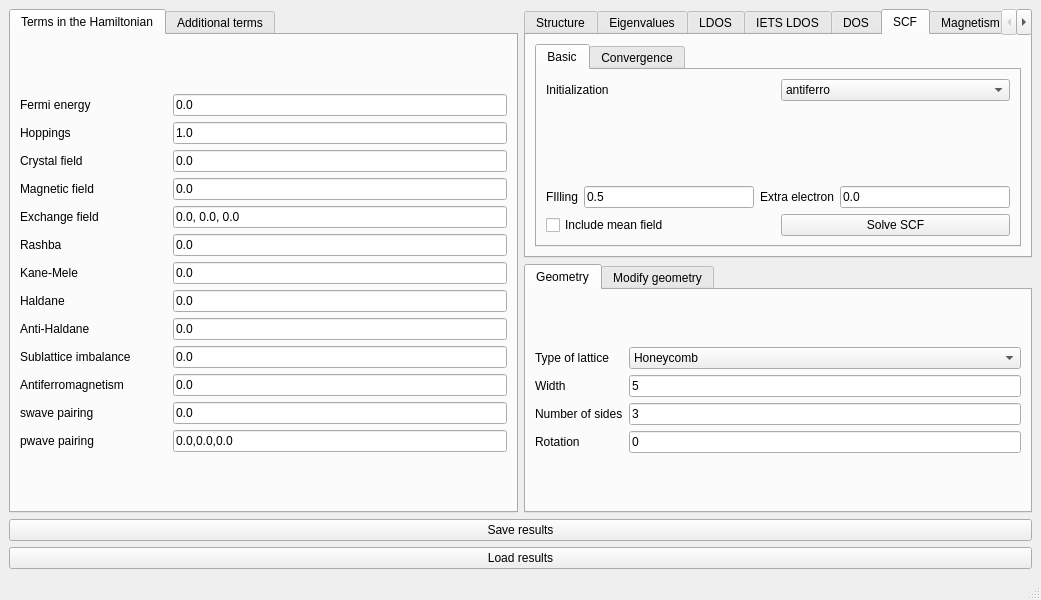
Old version of the form interface-pyqt/0d/interface.ui in the repository joselado/quantum-lattice.
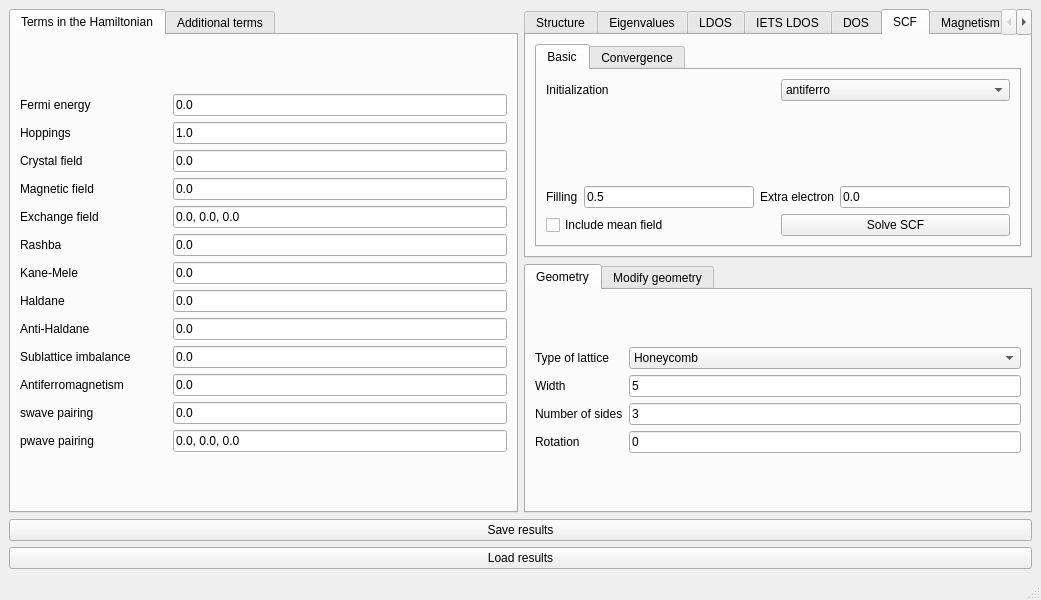
New version of the form. The open tabs and pages were chosen to show the change. Custom widgets are drawn as their Qt base class.

The edit to the form file:
```diff
--- a/interface-pyqt/0d/interface.ui
+++ b/interface-pyqt/0d/interface.ui
@@ -251,7 +251,7 @@
           <item row="12" column="2">
            <widget class="LineEdit" name="pwave">
             <property name="text">
-             <string>0.0,0.0,0.0</string>
+             <string>0.0, 0.0, 0.0</string>
             </property>
            </widget>
           </item>
@@ -933,7 +933,7 @@
                 <item row="0" column="0">
                  <widget class="BodyLabel" name="label_28">
                   <property name="text">
-                   <string>FIlling</string>
+                   <string>Filling</string>
                   </property>
                  </widget>
                 </item>
```
Left out of the diff: 2 changed lines with no effect on the pictures.
